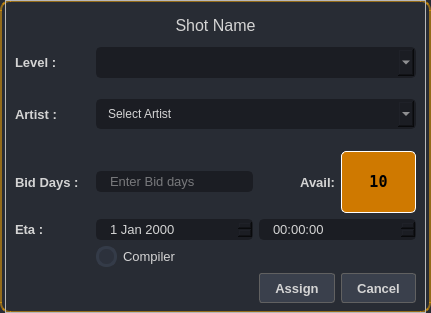
First picture: the form in ui/projects/assign_modal.ui, repository Narendarvfx/Tendrill, before the edit.
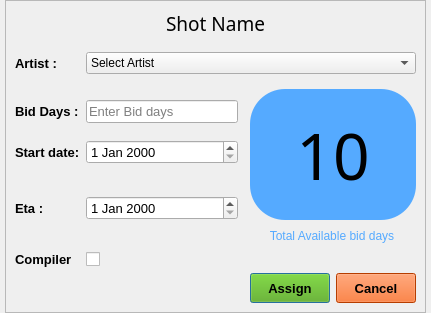
Second picture: the form after the edit. Icons and pictures are not drawn.

Diff of the .ui file:
```diff
--- a/ui/projects/assign_modal.ui
+++ b/ui/projects/assign_modal.ui
@@ -20,258 +20,7 @@
    <string>Dialog</string>
   </property>
   <property name="styleSheet">
-   <string notr="true">QDialog{
-background-color: rgb(40, 44, 52);
-border:2px solid rgba(255, 170, 0, 0.5);
-border-radius:10px
-}
-/* TIME EDIT */
-QTimeEdit {
-	background-color: rgb(27, 29, 35);
-	border-radius: 5px;
-	border: 2px solid rgb(27, 29, 35);
-	padding-left: 10px;
-}
-QTimeEdit:hover {
-	border: 2px solid rgb(64, 71, 88);
-}
-QTimeEdit:focus {
-	border: 2px solid rgb(91, 101, 124);
-}
-/* DATE EDIT */
-QDateEdit {
-	background-color: rgb(27, 29, 35);
-	border-radius: 5px;
-	border: 2px solid rgb(27, 29, 35);
-	padding-left: 10px;
-}
-QDateEdit:hover {
-	border: 2px solid rgb(64, 71, 88);
-}
-QDateEdit:focus {
-	border: 2px solid rgb(91, 101, 124);
-}
-/* LINE EDIT */
-QLineEdit {
-	background-color: rgb(27, 29, 35);
-	border-radius: 5px;
-	border: 2px solid rgb(27, 29, 35);
-	padding-left: 10px;
-}
-QLineEdit:hover {
-	border: 2px solid rgb(64, 71, 88);
-}
-QLineEdit:focus {
-	border: 2px solid rgb(91, 101, 124);
-}
-
-/* SCROLL BARS */
-QScrollBar:horizontal {
-    border: none;
-    background: rgb(52, 59, 72);
-    height: 14px;
-    margin: 0px 21px 0 21px;
-	border-radius: 0px;
-}
-QScrollBar::handle:horizontal {
-    background: rgb(85, 170, 255);
-    min-width: 25px;
-	border-radius: 7px
-}
-QScrollBar::add-line:horizontal {
-    border: none;
-    background: rgb(55, 63, 77);
-    width: 20px;
-	border-top-right-radius: 7px;
-    border-bottom-right-radius: 7px;
-    subcontrol-position: right;
-    subcontrol-origin: margin;
-}
-QScrollBar::sub-line:horizontal {
-    border: none;
-    background: rgb(55, 63, 77);
-    width: 20px;
-	border-top-left-radius: 7px;
-    border-bottom-left-radius: 7px;
-    subcontrol-position: left;
-    subcontrol-origin: margin;
-}
-QScrollBar::up-arrow:horizontal, QScrollBar::down-arrow:horizontal
-{
-     background: none;
-}
-QScrollBar::add-page:horizontal, QScrollBar::sub-page:horizontal
-{
-     background: none;
-}
- QScrollBar:vertical {
-	border: none;
-    background: rgb(52, 59, 72);
-    width: 14px;
-    margin: 21px 0 21px 0;
-	border-radius: 0px;
- }
- QScrollBar::handle:vertical {	
-	background: rgb(85, 170, 255);
-    min-height: 25px;
-	border-radius: 7px
- }
- QScrollBar::add-line:vertical {
-     border: none;
-    background: rgb(55, 63, 77);
-     height: 20px;
-	border-bottom-left-radius: 7px;
-    border-bottom-right-radius: 7px;
-     subcontrol-position: bottom;
-     subcontrol-origin: margin;
- }
- QScrollBar::sub-line:vertical {
-	border: none;
-    background: rgb(55, 63, 77);
-     height: 20px;
-	border-top-left-radius: 7px;
-    border-top-right-radius: 7px;
-     subcontrol-position: top;
-     subcontrol-origin: margin;
- }
- QScrollBar::up-arrow:vertical, QScrollBar::down-arrow:vertical {
-     background: none;
- }
-
- QScrollBar::add-page:vertical, QScrollBar::sub-page:vertical {
-     background: none;
- }
-
-/* CHECKBOX */
-QCheckBox::indicator {
-    border: 3px solid rgb(52, 59, 72);
-	width: 15px;
-	height: 15px;
-	border-radius: 10px;
-    background: rgb(44, 49, 60);
-}
-QCheckBox::indicator:hover {
-    border: 3px solid rgba(255, 143, 5, 0.5);
-}
-QCheckBox::indicator:checked {
-    background: 3px solid rgba(255, 143, 5, 0.5);
-	border: 3px solid rgba(255, 143, 5, 0.5);	
-	background-image: url(:/16x16/icons/16x16/cil-check-alt.png);
-}
-
-/* RADIO BUTTON */
-QRadioButton::indicator {
-    border: 3px solid rgb(52, 59, 72);
-	width: 15px;
-	height: 15px;
-	border-radius: 10px;
-    background: rgb(44, 49, 60);
-}
-QRadioButton::indicator:hover {
-    border: 3px solid rgb(58, 66, 81);
-}
-QRadioButton::indicator:checked {
-    background: 3px solid rgb(94, 106, 130);
-	border: 3px solid rgb(52, 59, 72);	
-}
-
-/* COMBOBOX */
-QComboBox{
-	background-color: rgb(27, 29, 35);
-	border-radius: 5px;
-	border: 2px solid rgb(27, 29, 35);
-	padding: 5px;
-	padding-left: 10px;
-}
-QComboBox:hover{
-	border: 2px solid rgb(64, 71, 88);
-}
-QComboBox::drop-down {
-	subcontrol-origin: padding;
-	subcontrol-position: top right;
-	width: 25px; 
-	border-left-width: 3px;
-	border-left-color: rgba(39, 44, 54, 150);
-	border-left-style: solid;
-	border-top-right-radius: 3px;
-	border-bottom-right-radius: 3px;	
-	background-image: url(:/16x16/icons/16x16/cil-arrow-bottom.png);
-	background-position: center;
-	background-repeat: no-reperat;
- }
-QComboBox QAbstractItemView {
-	color: rgb(85, 170, 255);	
-	background-color: rgb(27, 29, 35);
-	padding: 10px;
-	selection-background-color: rgb(39, 44, 54);
-}
-
-/* SLIDERS */
-QSlider::groove:horizontal {
-    border-radius: 9px;
-    height: 18px;
-	margin: 0px;
-	background-color: rgb(52, 59, 72);
-}
-QSlider::groove:horizontal:hover {
-	background-color: rgb(55, 62, 76);
-}
-QSlider::handle:horizontal {
-    background-color: rgb(85, 170, 255);
-    border: none;
-    height: 18px;
-    width: 18px;
-    margin: 0px;
-	border-radius: 9px;
-}
-QSlider::handle:horizontal:hover {
-    background-color: rgb(105, 180, 255);
-}
-QSlider::handle:horizontal:pressed {
-    background-color: rgb(65, 130, 195);
-}
-
-QSlider::groove:vertical {
-    border-radius: 9px;
-    width: 18px;
-    margin: 0px;
-	background-color: rgb(52, 59, 72);
-}
-QSlider::groove:vertical:hover {
-	background-color: rgb(55, 62, 76);
-}
-QSlider::handle:vertical {
-    background-color: rgb(85, 170, 255);
-	border: none;
-    height: 18px;
-    width: 18px;
-    margin: 0px;
-	border-radius: 9px;
-}
-QSlider::handle:vertical:hover {
-    background-color: rgb(105, 180, 255);
-}
-QSlider::handle:vertical:pressed {
-    background-color: rgb(65, 130, 195);
-}
-QPushButton{
-	color: rgb(216, 216, 216);
-background-color: rgb(58, 64, 76);
-border:1px solid  rgb(97, 97, 97);
-border-radius:3px;
-padding-left:10px;
-padding-right:10px;
-padding-top:5px;
-padding-bottom:5px;
-}
-QPushButton::hover{
-	background-color: rgb(62, 68, 81);
-}
-QPushButton::pressed{
-	background-color: rgb(52, 57, 68);
-}
-
-</string>
+   <string notr="true"/>
   </property>
   <layout class="QGridLayout" name="gridLayout_2">
    <property name="leftMargin">
@@ -289,10 +38,10 @@
    <property name="spacing">
     <number>0</number>
    </property>
-   <item row="0" column="0" colspan="3">
+   <item row="0" column="0">
     <widget class="QFrame" name="frame">
      <property name="styleSheet">
-      <string notr="true">color: rgb(212, 212, 212);</string>
+      <string notr="true"/>
      </property>
      <property name="frameShape">
       <enum>QFrame::StyledPanel</enum>
@@ -301,7 +50,129 @@
       <enum>QFrame::Raised</enum>
      </property>
      <layout class="QGridLayout" name="gridLayout">
-      <item row="4" column="1" rowspan="2" colspan="2">
+      <item row="1" column="0" rowspan="2">
+       <widget class="QLabel" name="label_2">
+        <property name="font">
+         <font>
+          <family>Segoe UI</family>
+          <pointsize>10</pointsize>
+          <weight>75</weight>
+          <bold>true</bold>
+         </font>
+        </property>
+        <property name="text">
+         <string>Artist :</string>
+        </property>
+       </widget>
+      </item>
+      <item row="3" column="0" rowspan="2">
+       <widget class="QLabel" name="label_3">
+        <property name="font">
+         <font>
+          <family>Segoe UI</family>
+          <pointsize>10</pointsize>
+          <weight>75</weight>
+          <bold>true</bold>
+         </font>
+        </property>
+        <property name="text">
+         <string>Bid Days :</string>
+        </property>
+       </widget>
+      </item>
+      <item row="3" column="3" rowspan="5" colspan="2">
+       <widget class="QLabel" name="avl_md_lb">
+        <property name="font">
+         <font>
+          <family>HARU BIRU 2</family>
+          <pointsize>48</pointsize>
+          <weight>50</weight>
+          <italic>false</italic>
+          <bold>false</bold>
+         </font>
+        </property>
+        <property name="styleSheet">
+         <string notr="true">padding-top:5px;
+padding-bottom:5px;
+color: rgb(0, 0, 0);
+
+border-radius:35px;
+background-color:rgb(85, 170, 255);
+font: 48pt &quot;HARU BIRU 2&quot;;</string>
+        </property>
+        <property name="text">
+         <string>10</string>
+        </property>
+        <property name="alignment">
+         <set>Qt::AlignCenter</set>
+        </property>
+       </widget>
+      </item>
+      <item row="11" column="1" colspan="2">
+       <widget class="QCheckBox" name="sel_Compiler_chckBox">
+        <property name="minimumSize">
+         <size>
+          <width>0</width>
+          <height>0</height>
+         </size>
+        </property>
+        <property name="font">
+         <font>
+          <family>Nirmala UI</family>
+          <pointsize>10</pointsize>
+         </font>
+        </property>
+        <property name="text">
+         <string/>
+        </property>
+        <property name="iconSize">
+         <size>
+          <width>32</width>
+          <height>32</height>
+         </size>
+        </property>
+       </widget>
+      </item>
+      <item row="12" column="3">
+       <widget class="QPushButton" name="assign_pb">
+        <property name="minimumSize">
+         <size>
+          <width>0</width>
+          <height>30</height>
+         </size>
+        </property>
+        <property name="font">
+         <font>
+          <pointsize>10</pointsize>
+          <weight>75</weight>
+          <bold>true</bold>
+         </font>
+        </property>
+        <property name="styleSheet">
+         <string notr="true">background-color: rgb(85, 170, 0);
+color: rgb(0, 0, 0);</string>
+        </property>
+        <property name="text">
+         <string>Assign</string>
+        </property>
+       </widget>
+      </item>
+      <item row="7" column="0">
+       <widget class="QLabel" name="label_4">
+        <property name="font">
+         <font>
+          <family>Segoe UI</family>
+          <pointsize>10</pointsize>
+          <weight>75</weight>
+          <bold>true</bold>
+         </font>
+        </property>
+        <property name="text">
+         <string>Eta :</string>
+        </property>
+       </widget>
+      </item>
+      <item row="3" column="1" rowspan="2">
        <widget class="QLineEdit" name="shot_md_le">
         <property name="font">
          <font>
@@ -316,69 +187,46 @@
         </property>
        </widget>
       </item>
-      <item row="6" column="1" colspan="2">
-       <widget class="QDateEdit" name="eta_date">
+      <item row="5" column="0">
+       <widget class="QLabel" name="label_5">
         <property name="font">
          <font>
+          <family>Segoe UI</family>
           <pointsize>10</pointsize>
+          <weight>75</weight>
+          <bold>true</bold>
          </font>
         </property>
-       </widget>
-      </item>
-      <item row="0" column="0" colspan="5">
-       <widget class="QLabel" name="shot_detail_lb">
-        <property name="font">
-         <font>
-          <family>Segoe UI</family>
-          <pointsize>12</pointsize>
-         </font>
-        </property>
         <property name="text">
-         <string>Shot Name</string>
+         <string>Start date:</string>
         </property>
-        <property name="alignment">
-         <set>Qt::AlignCenter</set>
-        </property>
        </widget>
       </item>
-      <item row="6" column="3" colspan="2">
-       <widget class="QTimeEdit" name="eta_time">
+      <item row="11" column="0">
+       <widget class="QLabel" name="label_7">
         <property name="font">
          <font>
-          <pointsize>10</pointsize>
-         </font>
-        </property>
-       </widget>
-      </item>
-      <item row="4" column="0" rowspan="2">
-       <widget class="QLabel" name="label_3">
-        <property name="font">
-         <font>
           <family>Segoe UI</family>
           <pointsize>10</pointsize>
+          <weight>75</weight>
           <bold>true</bold>
          </font>
         </property>
         <property name="text">
-         <string>Bid Days :</string>
+         <string>Compiler</string>
         </property>
        </widget>
       </item>
-      <item row="2" column="0" rowspan="2">
-       <widget class="QLabel" name="label_2">
+      <item row="5" column="1">
+       <widget class="QDateEdit" name="start_date">
         <property name="font">
          <font>
-          <family>Segoe UI</family>
           <pointsize>10</pointsize>
-          <bold>true</bold>
          </font>
         </property>
-        <property name="text">
-         <string>Artist :</string>
-        </property>
        </widget>
       </item>
-      <item row="2" column="1" rowspan="2" colspan="4">
+      <item row="1" column="1" rowspan="2" colspan="4">
        <widget class="QComboBox" name="sel_artists_cb">
         <property name="font">
          <font>
@@ -392,75 +240,38 @@
         </item>
        </widget>
       </item>
-      <item row="6" column="0">
-       <widget class="QLabel" name="label_4">
+      <item row="7" column="1">
+       <widget class="QDateEdit" name="eta_date">
         <property name="font">
          <font>
-          <family>Segoe UI</family>
           <pointsize>10</pointsize>
-          <bold>true</bold>
          </font>
         </property>
-        <property name="text">
-         <string>Eta :</string>
-        </property>
        </widget>
       </item>
-      <item row="4" column="3" rowspan="2">
-       <widget class="QLabel" name="label_6">
+      <item row="0" column="0" colspan="5">
+       <widget class="QLabel" name="shot_detail_lb">
         <property name="font">
          <font>
-          <pointsize>10</pointsize>
-          <bold>true</bold>
-         </font>
-        </property>
-        <property name="text">
-         <string>Avail:</string>
-        </property>
-        <property name="alignment">
-         <set>Qt::AlignRight|Qt::AlignTrailing|Qt::AlignVCenter</set>
-        </property>
-       </widget>
-      </item>
-      <item row="7" column="1" colspan="2">
-       <widget class="QCheckBox" name="sel_Compiler_chckBox">
-        <property name="font">
-         <font>
-          <family>Nirmala UI</family>
-          <pointsize>10</pointsize>
-         </font>
-        </property>
-        <property name="text">
-         <string>Compiler</string>
-        </property>
-       </widget>
-      </item>
-      <item row="4" column="4" rowspan="2">
-       <widget class="QLabel" name="avl_md_lb">
-        <property name="font">
-         <font>
-          <family>Terminal</family>
-          <pointsize>11</pointsize>
-          <bold>true</bold>
+          <family>Arial Black</family>
+          <pointsize>14</pointsize>
+          <weight>10</weight>
+          <italic>false</italic>
+          <bold>false</bold>
          </font>
         </property>
         <property name="styleSheet">
-         <string notr="true">padding-top:5px;
-padding-bottom:5px;
-color: rgb(0, 0, 0);
-border: 1px solid white;
-border-radius:5px;
-background-color: rgb(207, 121, 0);</string>
+         <string notr="true">font: 87 14pt &quot;Arial Black&quot;;</string>
         </property>
         <property name="text">
-         <string>10</string>
+         <string>Shot Name</string>
         </property>
         <property name="alignment">
          <set>Qt::AlignCenter</set>
         </property>
        </widget>
       </item>
-      <item row="8" column="4">
+      <item row="12" column="4">
        <widget class="QPushButton" name="cancel_pb">
         <property name="minimumSize">
          <size>
@@ -471,54 +282,26 @@
         <property name="font">
          <font>
           <pointsize>10</pointsize>
+          <weight>75</weight>
           <bold>true</bold>
          </font>
         </property>
+        <property name="styleSheet">
+         <string notr="true">background-color: rgb(255, 85, 0);</string>
+        </property>
         <property name="text">
          <string>Cancel</string>
         </property>
        </widget>
       </item>
-      <item row="8" column="3">
-       <widget class="QPushButton" name="assign_pb">
-        <property name="minimumSize">
-         <size>
-          <width>0</width>
-          <height>30</height>
-         </size>
-        </property>
-        <property name="font">
-         <font>
-          <pointsize>10</pointsize>
-          <bold>true</bold>
-         </font>
-        </property>
-        <property name="text">
-         <string>Assign</string>
-        </property>
-       </widget>
-      </item>
-      <item row="1" column="0">
+      <item row="9" column="3" colspan="2">
        <widget class="QLabel" name="label">
-        <property name="font">
-         <font>
-          <family>Segoe UI</family>
-          <pointsize>10</pointsize>
-          <bold>true</bold>
-         </font>
+        <property name="styleSheet">
+         <string notr="true">color: rgb(85, 170, 255);
+font: 75 9pt &quot;Arial&quot;;</string>
         </property>
         <property name="text">
-         <string>Level :</string>
-        </property>
-       </widget>
-      </item>
-      <item row="1" column="1" colspan="4">
-       <widget class="QComboBox" name="sel_art_level_cb">
-        <property name="font">
-         <font>
-          <pointsize>10</pointsize>
-          <bold>true</bold>
-         </font>
+         <string>      Total Available bid days</string>
         </property>
        </widget>
       </item>
```
